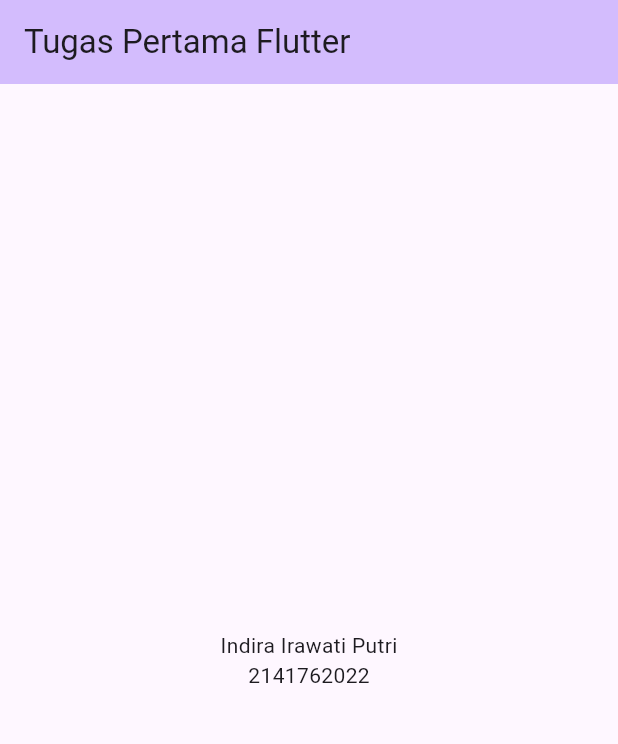
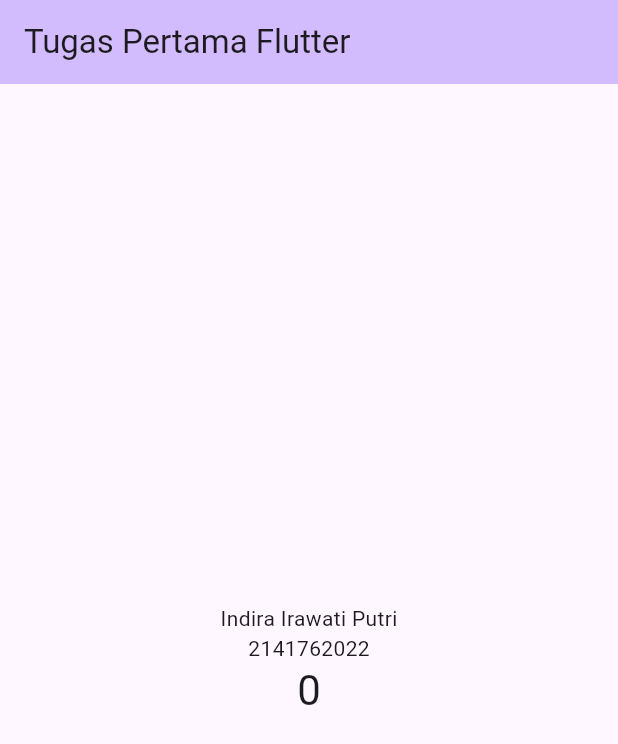
Before and after one commit to indira2906/hello_world, a Flutter app: the screen it shows after launch, on a phone screen of 412 x 824 dp. Shown: the top 744 px of the screen. Run offline on Flutter 3.47's test engine with Material 2 defaults, Android fonts, the phone set to English and light mode, and no system bars.

Commit message:
hello_world

```diff
--- a/lib/main.dart
+++ b/lib/main.dart
@@ -111,10 +111,10 @@ class _MyHomePageState extends State<MyHomePage> {
             const Text(
               '2141762022',
             ),
-            //Text(
-            //'$_counter',
-            //style: Theme.of(context).textTheme.headlineMedium,
-            //),
+            Text(
+              '$_counter',
+              style: Theme.of(context).textTheme.headlineMedium,
+            ),
           ],
         ),
       ),
```
